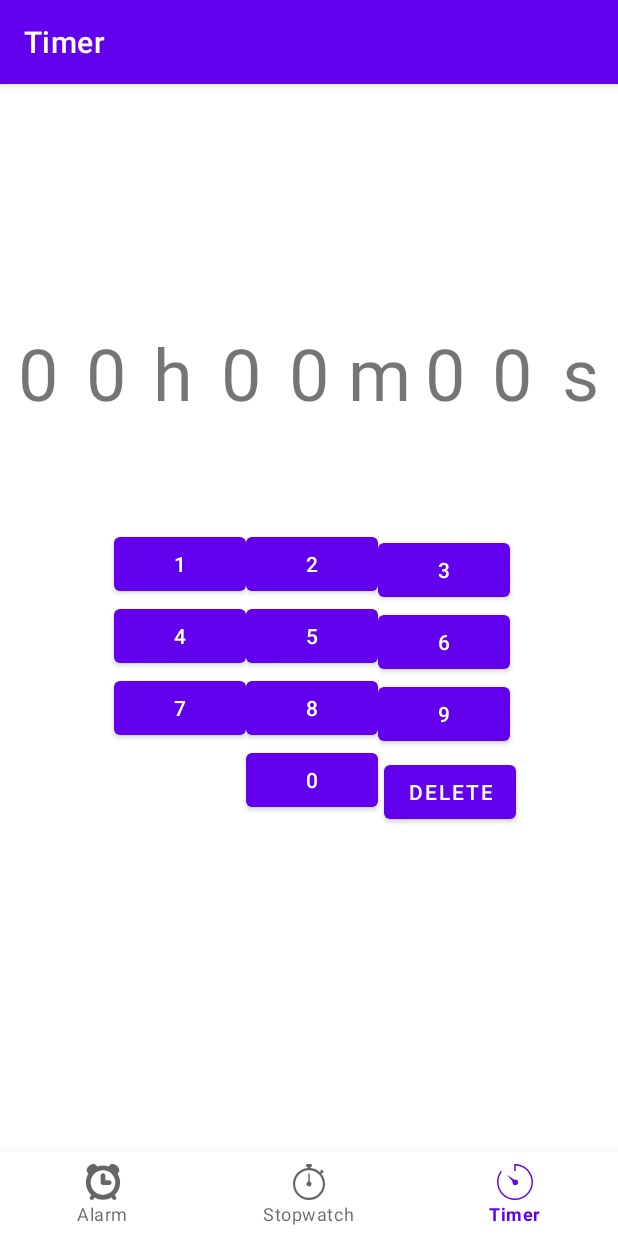
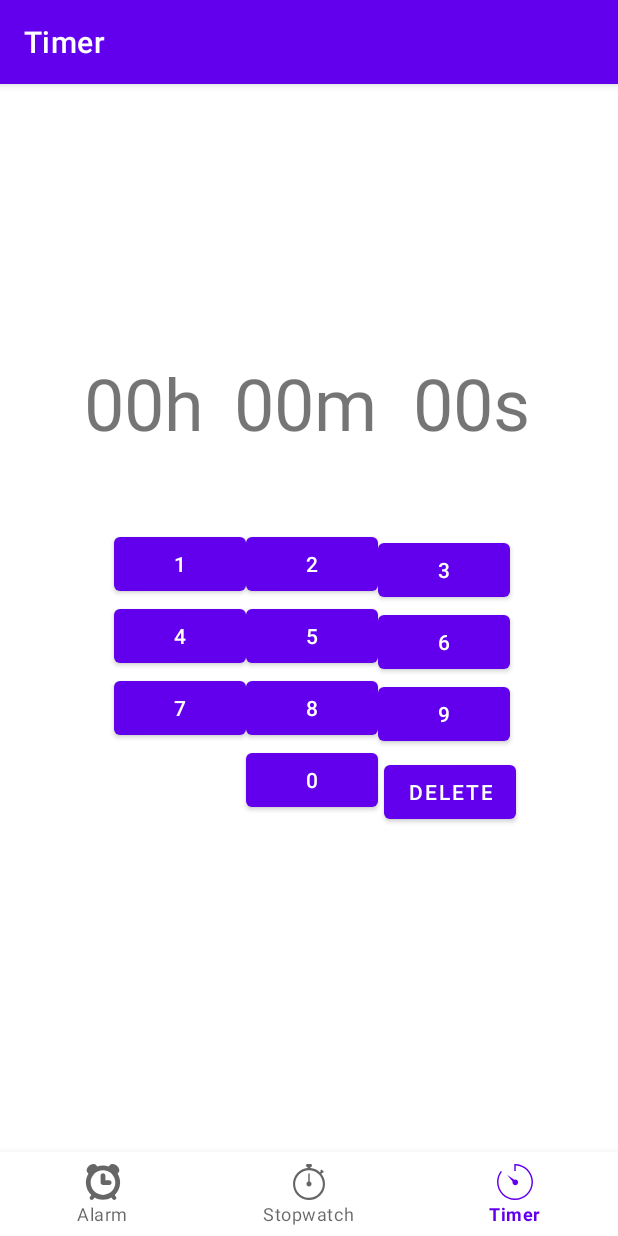
Before and after one commit to RennSter20/TimeManager, an Android app: the screen it shows after launch (MainActivity), item 3 of the bottom bar chosen, on a phone screen of 412 x 824 dp. Run offline under Robolectric (Android 15) with nearby library versions, the phone set to English and light mode, and no system bars; our stand-ins replace navigation-ui.

Commit message:
Added timer layout.

```diff
--- a/app/src/main/java/com/package/timemngr/ui/timer/TimerFragment.kt
+++ b/app/src/main/java/com/package/timemngr/ui/timer/TimerFragment.kt
@@ -1,5 +1,6 @@
 package com.`package`.timemngr.ui.timer
 
+import android.graphics.Color
 import android.os.Bundle
 import android.transition.Explode
 import android.transition.Fade
@@ -8,12 +9,13 @@ import android.view.LayoutInflater
 import android.view.View
 import android.view.ViewGroup
 import android.widget.Button
+import android.widget.RelativeLayout
 import android.widget.TextView
+import androidx.constraintlayout.widget.ConstraintLayout
 import androidx.fragment.app.Fragment
 import androidx.lifecycle.ViewModelProvider
 import com.example.timemngr.R
 import com.example.timemngr.databinding.FragmentTimerBinding
-import org.w3c.dom.Text
 
 class TimerFragment : Fragment() {
 
@@ -47,6 +49,8 @@ class TimerFragment : Fragment() {
     override fun onViewCreated(view: View, savedInstanceState: Bundle?) {
         super.onViewCreated(view, savedInstanceState)
 
+        var layoutOther:ConstraintLayout = requireView().findViewById(R.id.layout)
+
         var buttonZero = requireView().findViewById<Button>(R.id.button0)
         var buttonOne = requireView().findViewById<Button>(R.id.button)
         var buttonTwo = requireView().findViewById<Button>(R.id.button2)
@@ -59,90 +63,80 @@ class TimerFragment : Fragment() {
         var buttonNine = requireView().findViewById<Button>(R.id.button9)
         var buttonDelete = requireView().findViewById<Button>(R.id.buttonDelete)
 
-        var textHourOne:TextView = requireView().findViewById(R.id.textHourOne)
-        var textHourTwo:TextView = requireView().findViewById(R.id.textHourTwo)
+        var textHourDigits:TextView = requireView().findViewById(R.id.textHourDigits)
         var textHourLetter:TextView = requireView().findViewById(R.id.textHourLetter)
 
-        var textMinuteOne:TextView = requireView().findViewById(R.id.textMinuteOne)
-        var textMinuteTwo:TextView = requireView().findViewById(R.id.textMinuteTwo)
+        var textMinuteDigits:TextView = requireView().findViewById(R.id.textHourDigits)
         var textMinuteLetter:TextView = requireView().findViewById(R.id.textMinuteLetter)
 
-        var textSecondOne:TextView = requireView().findViewById(R.id.textSecondsOne)
-        var textSecondTwo:TextView = requireView().findViewById(R.id.textSecondsTwo)
+        var textSecondsDigits:TextView = requireView().findViewById(R.id.textSecondsDigits)
         var textSecondLetter:TextView = requireView().findViewById(R.id.textSecondsLetter)
 
 
-        val listOfText = arrayOf(textHourOne, textHourTwo, textMinuteOne, textMinuteTwo, textSecondOne, textSecondTwo)
 
-        var currentPosition = 5
+        var selectedDigits:TextView? = null
 
-        fun decrease(){
-            if(currentPosition > 0){
-                currentPosition--
-            }
+        fun setSelectedText(text:TextView){
+            textHourDigits.setTextColor(Color.CYAN)
+            selectedDigits = text
         }
 
-        fun increase(){
-            if(currentPosition < 5){
-                currentPosition++
-            }
+
+
+        textHourDigits.setOnClickListener(){
+            setSelectedText(textHourDigits)
+
+        }
+
+        textMinuteDigits.setOnClickListener(){
+            setSelectedText(textMinuteDigits)
+        }
+
+        textSecondsDigits.setOnClickListener(){
+            setSelectedText(textSecondsDigits)
         }
 
         buttonZero.setOnClickListener(){
-                if(currentPosition < 5){
-                    listOfText[currentPosition].setText("0")
-                    decrease()
-                }
+
         }
 
         buttonOne.setOnClickListener(){
-            listOfText[currentPosition].setText("1")
-            decrease()
+
         }
 
         buttonTwo.setOnClickListener(){
-            listOfText[currentPosition].setText("2")
-            decrease()
+
         }
 
         buttonThree.setOnClickListener(){
-            listOfText[currentPosition].setText("3")
-            decrease()
+
         }
 
         buttonFour.setOnClickListener(){
-            listOfText[currentPosition].setText("4")
-            decrease()
+
         }
 
         buttonFive.setOnClickListener(){
-            listOfText[currentPosition].setText("5")
-            decrease()
+
         }
 
         buttonSix.setOnClickListener(){
-            listOfText[currentPosition].setText("6")
-            decrease()
+
         }
 
         buttonSeven.setOnClickListener(){
-            listOfText[currentPosition].setText("7")
-            decrease()
+
         }
 
         buttonEight.setOnClickListener(){
-            listOfText[currentPosition].setText("8")
-            decrease()
+
         }
 
         buttonNine.setOnClickListener(){
-            listOfText[currentPosition].setText("9")
-            decrease()
+
         }
 
         buttonDelete.setOnClickListener(){
-
-
 
         }
     }
--- a/app/src/main/res/layout/fragment_timer.xml
+++ b/app/src/main/res/layout/fragment_timer.xml
@@ -2,118 +2,60 @@
 <androidx.constraintlayout.widget.ConstraintLayout xmlns:android="http://schemas.android.com/apk/res/android"
     xmlns:app="http://schemas.android.com/apk/res-auto"
     xmlns:tools="http://schemas.android.com/tools"
+    android:id="@+id/layout"
     android:layout_width="match_parent"
     android:layout_height="match_parent"
     tools:context="com.package.timemngr.ui.timer.TimerFragment">
 
     <TextView
-        android:id="@+id/textHourOne"
-        android:layout_width="40dp"
-        android:layout_height="60dp"
-        android:text="0"
-        android:textAlignment="center"
+        android:id="@+id/textSecondsDigits"
+        android:layout_width="wrap_content"
+        android:layout_height="wrap_content"
+        android:layout_marginStart="24dp"
+        android:layout_marginTop="124dp"
+        android:text="00"
         android:textSize="48sp"
-        app:layout_constraintEnd_toStartOf="@+id/textHourTwo"
-        app:layout_constraintHorizontal_bias="0.5"
-        app:layout_constraintStart_toStartOf="parent"
-        app:layout_constraintTop_toTopOf="@+id/textHourTwo" />
-
-    <TextView
-        android:id="@+id/textSecondsTwo"
-        android:layout_width="40dp"
-        android:layout_height="60dp"
-        android:text="0"
-        android:textAlignment="center"
-        android:textSize="48sp"
-        app:layout_constraintEnd_toStartOf="@+id/textSecondsLetter"
-        app:layout_constraintHorizontal_bias="0.5"
-        app:layout_constraintStart_toEndOf="@+id/textSecondsOne"
-        app:layout_constraintTop_toTopOf="@+id/textSecondsLetter" />
+        app:layout_constraintBottom_toTopOf="@+id/button2"
+        app:layout_constraintStart_toEndOf="@+id/textMinuteLetter"
+        app:layout_constraintTop_toTopOf="parent"
+        app:layout_constraintVertical_bias="0.0" />
 
     <TextView
         android:id="@+id/textSecondsLetter"
-        android:layout_width="40dp"
-        android:layout_height="60dp"
-        android:layout_marginTop="104dp"
+        android:layout_width="wrap_content"
+        android:layout_height="wrap_content"
+        android:layout_marginTop="124dp"
         android:text="s"
-        android:textAlignment="center"
         android:textSize="48sp"
-        app:layout_constraintEnd_toEndOf="parent"
-        app:layout_constraintHorizontal_bias="0.5"
-        app:layout_constraintStart_toEndOf="@+id/textSecondsTwo"
-        app:layout_constraintTop_toTopOf="parent" />
+        app:layout_constraintBottom_toTopOf="@+id/button2"
+        app:layout_constraintStart_toEndOf="@+id/textSecondsDigits"
+        app:layout_constraintTop_toTopOf="parent"
+        app:layout_constraintVertical_bias="0.0" />
 
     <TextView
         android:id="@+id/textHourLetter"
-        android:layout_width="40dp"
-        android:layout_height="60dp"
+        android:layout_width="wrap_content"
+        android:layout_height="wrap_content"
+        android:layout_marginTop="124dp"
         android:text="h"
-        android:textAlignment="center"
         android:textSize="48sp"
-        app:layout_constraintEnd_toStartOf="@+id/textMinuteOne"
-        app:layout_constraintHorizontal_bias="0.5"
-        app:layout_constraintStart_toEndOf="@+id/textHourTwo"
-        app:layout_constraintTop_toTopOf="@+id/textMinuteOne" />
+        app:layout_constraintBottom_toTopOf="@+id/button"
+        app:layout_constraintStart_toEndOf="@+id/textHourDigits"
+        app:layout_constraintTop_toTopOf="parent"
+        app:layout_constraintVertical_bias="0.0" />
 
     <TextView
-        android:id="@+id/textMinuteOne"
-        android:layout_width="40dp"
-        android:layout_height="60dp"
-        android:text="0"
-        android:textAlignment="center"
+        android:id="@+id/textHourDigits"
+        android:layout_width="wrap_content"
+        android:layout_height="wrap_content"
+        android:layout_marginStart="56dp"
+        android:layout_marginTop="124dp"
+        android:text="00"
         android:textSize="48sp"
-        app:layout_constraintEnd_toStartOf="@+id/textMinuteTwo"
-        app:layout_constraintHorizontal_bias="0.5"
-        app:layout_constraintStart_toEndOf="@+id/textHourLetter"
-        app:layout_constraintTop_toTopOf="@+id/textMinuteTwo" />
-
-    <TextView
-        android:id="@+id/textMinuteTwo"
-        android:layout_width="40dp"
-        android:layout_height="60dp"
-        android:text="0"
-        android:textAlignment="center"
-        android:textSize="48sp"
-        app:layout_constraintEnd_toStartOf="@+id/textMinuteLetter"
-        app:layout_constraintHorizontal_bias="0.5"
-        app:layout_constraintStart_toEndOf="@+id/textMinuteOne"
-        app:layout_constraintTop_toTopOf="@+id/textMinuteLetter" />
-
-    <TextView
-        android:id="@+id/textMinuteLetter"
-        android:layout_width="40dp"
-        android:layout_height="60dp"
-        android:text="m"
-        android:textAlignment="center"
-        android:textSize="48sp"
-        app:layout_constraintEnd_toStartOf="@+id/textSecondsOne"
-        app:layout_constraintHorizontal_bias="0.5"
-        app:layout_constraintStart_toEndOf="@+id/textMinuteTwo"
-        app:layout_constraintTop_toTopOf="@+id/textSecondsOne" />
-
-    <TextView
-        android:id="@+id/textSecondsOne"
-        android:layout_width="40dp"
-        android:layout_height="60dp"
-        android:text="0"
-        android:textAlignment="center"
-        android:textSize="48sp"
-        app:layout_constraintEnd_toStartOf="@+id/textSecondsTwo"
-        app:layout_constraintHorizontal_bias="0.5"
-        app:layout_constraintStart_toEndOf="@+id/textMinuteLetter"
-        app:layout_constraintTop_toTopOf="@+id/textSecondsTwo" />
-
-    <TextView
-        android:id="@+id/textHourTwo"
-        android:layout_width="40dp"
-        android:layout_height="60dp"
-        android:text="0"
-        android:textAlignment="center"
-        android:textSize="48sp"
-        app:layout_constraintEnd_toStartOf="@+id/textHourLetter"
-        app:layout_constraintHorizontal_bias="0.5"
-        app:layout_constraintStart_toEndOf="@+id/textHourOne"
-        app:layout_constraintTop_toTopOf="@+id/textHourLetter" />
+        app:layout_constraintBottom_toTopOf="@+id/button"
+        app:layout_constraintStart_toStartOf="parent"
+        app:layout_constraintTop_toTopOf="parent"
+        app:layout_constraintVertical_bias="0.0" />
 
     <Button
         android:id="@+id/button"
@@ -212,4 +154,29 @@
         app:layout_constraintBottom_toBottomOf="parent"
         app:layout_constraintStart_toEndOf="@+id/button0" />
 
+    <TextView
+        android:id="@+id/textMinuteDigits"
+        android:layout_width="wrap_content"
+        android:layout_height="wrap_content"
+        android:layout_marginStart="20dp"
+        android:layout_marginTop="124dp"
+        android:text="00"
+        android:textSize="48sp"
+        app:layout_constraintBottom_toTopOf="@+id/button2"
+        app:layout_constraintStart_toEndOf="@+id/textHourLetter"
+        app:layout_constraintTop_toTopOf="parent"
+        app:layout_constraintVertical_bias="0.0" />
+
+    <TextView
+        android:id="@+id/textMinuteLetter"
+        android:layout_width="wrap_content"
+        android:layout_height="wrap_content"
+        android:layout_marginTop="124dp"
+        android:text="m"
+        android:textSize="48sp"
+        app:layout_constraintBottom_toTopOf="@+id/button2"
+        app:layout_constraintStart_toEndOf="@+id/textMinuteDigits"
+        app:layout_constraintTop_toTopOf="parent"
+        app:layout_constraintVertical_bias="0.0" />
+
 </androidx.constraintlayout.widget.ConstraintLayout>
```
